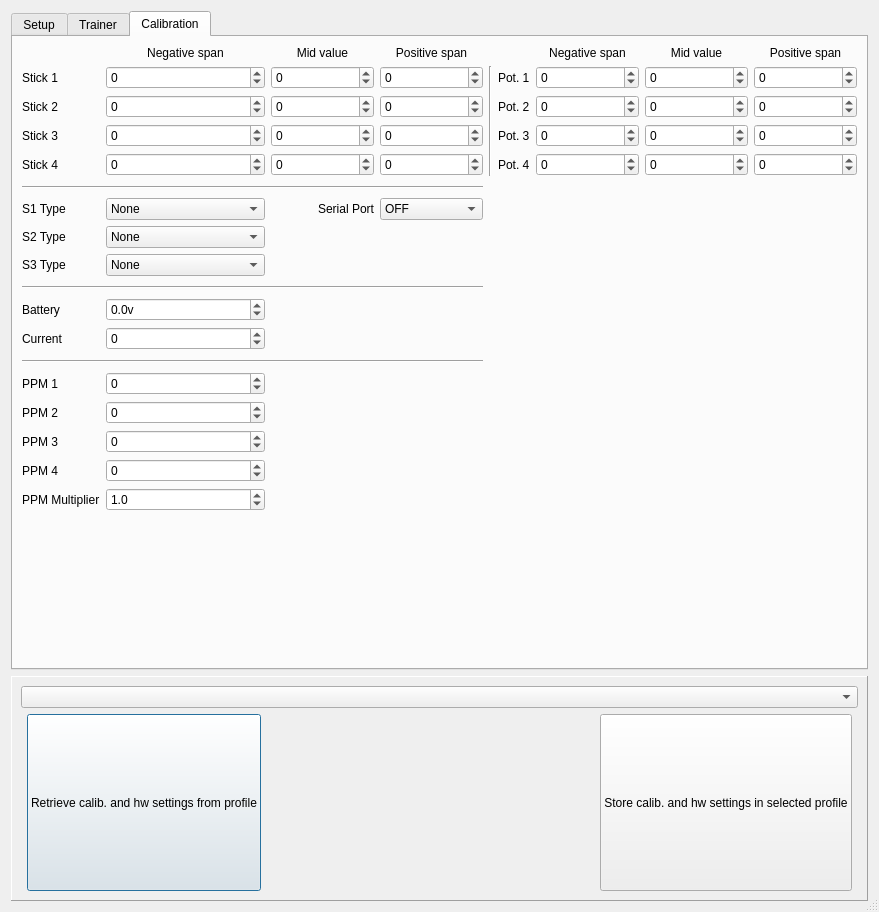
First picture: the form in companion/src/generaledit.ui, repository opentx/opentx, before the edit.
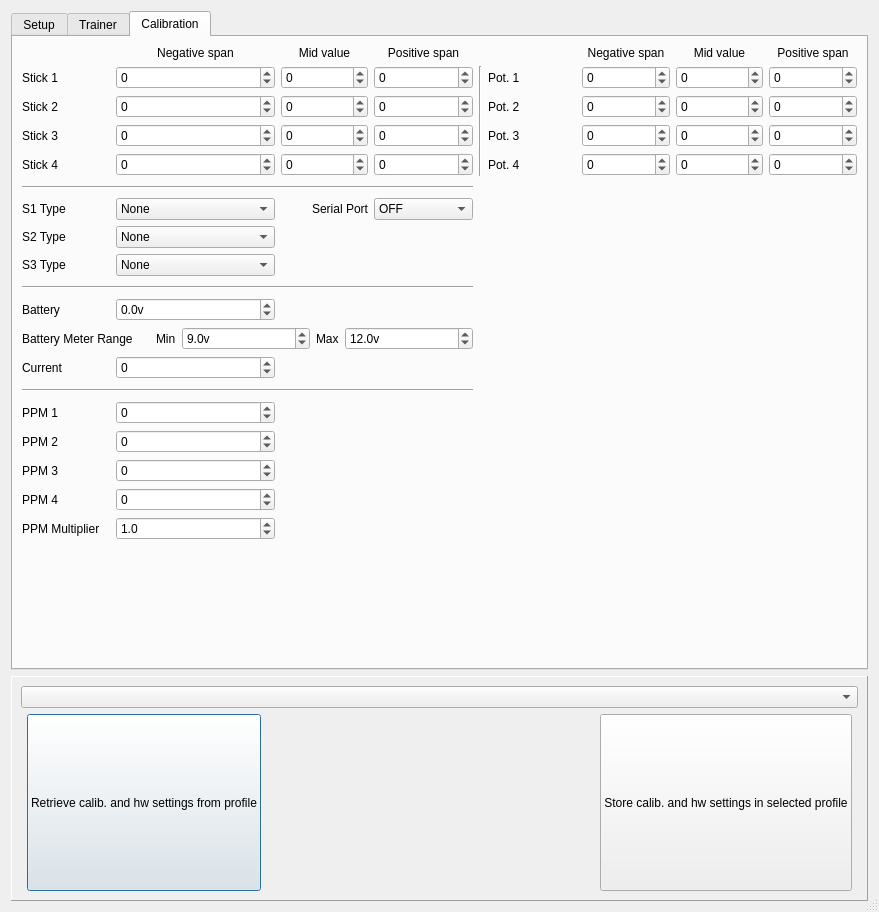
Second picture: the form after the edit. The open tabs and pages were chosen to show the change.

Commit message: [companion][eepe][general settings]Added battery meter range for Taranis.

```diff
--- a/companion/src/generaledit.ui
+++ b/companion/src/generaledit.ui
@@ -2498,7 +2498,20 @@
       <attribute name="title">
        <string>Calibration</string>
       </attribute>
-      <layout class="QGridLayout" name="gridLayout_2" rowstretch="0,0,0,0,0,0,0,0,0,0,0,0,0,0,0,0,0,1,0,0,0" columnstretch="0,1,1,1,0,0,1,1,1">
+      <layout class="QGridLayout" name="gridLayout_2" rowstretch="0,0,0,0,0,0,0,0,0,0,0,0,0,0,0,0,0,0,0,0,0,0" columnstretch="0,0,0,0,0,0,0,0,0">
+       <item row="1" column="6">
+        <widget class="QSpinBox" name="ana5Neg">
+         <property name="statusTip">
+          <string/>
+         </property>
+         <property name="minimum">
+          <number>-9999</number>
+         </property>
+         <property name="maximum">
+          <number>9999</number>
+         </property>
+        </widget>
+       </item>
        <item row="1" column="7">
         <widget class="QSpinBox" name="ana5Mid">
          <property name="statusTip">
@@ -2533,19 +2546,6 @@
          </property>
         </widget>
        </item>
-       <item row="1" column="6">
-        <widget class="QSpinBox" name="ana5Neg">
-         <property name="statusTip">
-          <string/>
-         </property>
-         <property name="minimum">
-          <number>-9999</number>
-         </property>
-         <property name="maximum">
-          <number>9999</number>
-         </property>
-        </widget>
-       </item>
        <item row="2" column="5">
         <widget class="QLabel" name="label_pot2">
          <property name="text">
@@ -2560,7 +2560,7 @@
          </property>
         </widget>
        </item>
-       <item row="19" column="1">
+       <item row="20" column="1">
         <widget class="QDoubleSpinBox" name="PPM_MultiplierDSB">
          <property name="decimals">
           <number>1</number>
@@ -2573,7 +2573,7 @@
          </property>
         </widget>
        </item>
-       <item row="14" column="0">
+       <item row="15" column="0">
         <widget class="QLabel" name="label_23">
          <property name="text">
           <string>PPM 1</string>
@@ -2758,6 +2758,19 @@
          </property>
         </widget>
        </item>
+       <item row="21" column="1">
+        <spacer name="verticalSpacer">
+         <property name="orientation">
+          <enum>Qt::Vertical</enum>
+         </property>
+         <property name="sizeHint" stdset="0">
+          <size>
+           <width>20</width>
+           <height>40</height>
+          </size>
+         </property>
+        </spacer>
+       </item>
        <item row="4" column="1">
         <widget class="QSpinBox" name="ana4Neg">
          <property name="statusTip">
@@ -2800,19 +2813,6 @@
          </property>
         </widget>
        </item>
-       <item row="20" column="1">
-        <spacer name="verticalSpacer">
-         <property name="orientation">
-          <enum>Qt::Vertical</enum>
-         </property>
-         <property name="sizeHint" stdset="0">
-          <size>
-           <width>20</width>
-           <height>40</height>
-          </size>
-         </property>
-        </spacer>
-       </item>
        <item row="11" column="0">
         <widget class="QLabel" name="label_22">
          <property name="text">
@@ -2842,14 +2842,14 @@
          </property>
         </widget>
        </item>
-       <item row="19" column="0">
+       <item row="20" column="0">
         <widget class="QLabel" name="label_30">
          <property name="text">
           <string>PPM Multiplier</string>
          </property>
         </widget>
        </item>
-       <item row="13" column="0" colspan="4">
+       <item row="14" column="0" colspan="4">
         <widget class="Line" name="line">
          <property name="sizePolicy">
           <sizepolicy hsizetype="Minimum" vsizetype="Fixed">
@@ -2874,7 +2874,7 @@
          </property>
         </widget>
        </item>
-       <item row="16" column="1">
+       <item row="17" column="1">
         <widget class="QSpinBox" name="PPM2">
          <property name="toolTip">
           <string/>
@@ -2893,26 +2893,26 @@
          </property>
         </widget>
        </item>
-       <item row="17" column="1">
-        <widget class="QSpinBox" name="PPM3">
-         <property name="toolTip">
-          <string/>
-         </property>
-         <property name="statusTip">
-          <string/>
-         </property>
-         <property name="whatsThis">
-          <string/>
-         </property>
-         <property name="minimum">
-          <number>-9999</number>
-         </property>
-         <property name="maximum">
-          <number>9999</number>
-         </property>
-        </widget>
-       </item>
        <item row="18" column="1">
+        <widget class="QSpinBox" name="PPM3">
+         <property name="toolTip">
+          <string/>
+         </property>
+         <property name="statusTip">
+          <string/>
+         </property>
+         <property name="whatsThis">
+          <string/>
+         </property>
+         <property name="minimum">
+          <number>-9999</number>
+         </property>
+         <property name="maximum">
+          <number>9999</number>
+         </property>
+        </widget>
+       </item>
+       <item row="19" column="1">
         <widget class="QSpinBox" name="PPM4">
          <property name="toolTip">
           <string/>
@@ -2931,7 +2931,7 @@
          </property>
         </widget>
        </item>
-       <item row="14" column="1">
+       <item row="15" column="1">
         <widget class="QSpinBox" name="PPM1">
          <property name="toolTip">
           <string/>
@@ -2950,21 +2950,21 @@
          </property>
         </widget>
        </item>
-       <item row="16" column="0">
+       <item row="17" column="0">
         <widget class="QLabel" name="label_33">
          <property name="text">
           <string>PPM 2</string>
          </property>
         </widget>
        </item>
-       <item row="17" column="0">
+       <item row="18" column="0">
         <widget class="QLabel" name="label_34">
          <property name="text">
           <string>PPM 3</string>
          </property>
         </widget>
        </item>
-       <item row="18" column="0">
+       <item row="19" column="0">
         <widget class="QLabel" name="label_35">
          <property name="text">
           <string>PPM 4</string>
@@ -2984,23 +2984,6 @@
          </property>
         </widget>
        </item>
-       <item row="12" column="1">
-        <widget class="QSpinBox" name="CurrentCalib_SB">
-         <property name="minimum">
-          <number>-49</number>
-         </property>
-         <property name="maximum">
-          <number>49</number>
-         </property>
-        </widget>
-       </item>
-       <item row="12" column="0">
-        <widget class="QLabel" name="label_CurrentCalib">
-         <property name="text">
-          <string>Current</string>
-         </property>
-        </widget>
-       </item>
        <item row="1" column="8">
         <widget class="QSpinBox" name="ana5Pos">
          <property name="statusTip">
@@ -3341,6 +3324,92 @@
          </property>
         </widget>
        </item>
+       <item row="13" column="0">
+        <widget class="QLabel" name="label_CurrentCalib">
+         <property name="text">
+          <string>Current</string>
+         </property>
+        </widget>
+       </item>
+       <item row="13" column="1">
+        <widget class="QSpinBox" name="CurrentCalib_SB">
+         <property name="minimum">
+          <number>-49</number>
+         </property>
+         <property name="maximum">
+          <number>49</number>
+         </property>
+        </widget>
+       </item>
+       <item row="12" column="0" colspan="4">
+        <layout class="QHBoxLayout" name="batMeterRangeLayout" stretch="1,0,1,0,1">
+         <item>
+          <widget class="QLabel" name="batMeterRangeLabel">
+           <property name="text">
+            <string>Battery Meter Range</string>
+           </property>
+          </widget>
+         </item>
+         <item alignment="Qt::AlignRight">
+          <widget class="QLabel" name="HasBatMeterMinRangeLabel">
+           <property name="text">
+            <string>Min</string>
+           </property>
+          </widget>
+         </item>
+         <item>
+          <widget class="QDoubleSpinBox" name="vBatMinDSB">
+           <property name="suffix">
+            <string>v</string>
+           </property>
+           <property name="decimals">
+            <number>1</number>
+           </property>
+           <property name="minimum">
+            <double>4.000000000000000</double>
+           </property>
+           <property name="maximum">
+            <double>16.000000000000000</double>
+           </property>
+           <property name="singleStep">
+            <double>0.100000000000000</double>
+           </property>
+           <property name="value">
+            <double>9.000000000000000</double>
+           </property>
+          </widget>
+         </item>
+         <item alignment="Qt::AlignRight">
+          <widget class="QLabel" name="HasBatMeterMaxRangeLabel">
+           <property name="text">
+            <string>Max</string>
+           </property>
+          </widget>
+         </item>
+         <item>
+          <widget class="QDoubleSpinBox" name="vBatMaxDSB">
+           <property name="suffix">
+            <string>v</string>
+           </property>
+           <property name="decimals">
+            <number>1</number>
+           </property>
+           <property name="minimum">
+            <double>4.000000000000000</double>
+           </property>
+           <property name="maximum">
+            <double>16.000000000000000</double>
+           </property>
+           <property name="singleStep">
+            <double>0.100000000000000</double>
+           </property>
+           <property name="value">
+            <double>12.000000000000000</double>
+           </property>
+          </widget>
+         </item>
+        </layout>
+       </item>
       </layout>
      </widget>
     </widget>
```
Left out of the diff: 5 changed lines with no effect on the pictures. The commit also changes 6 other files.
